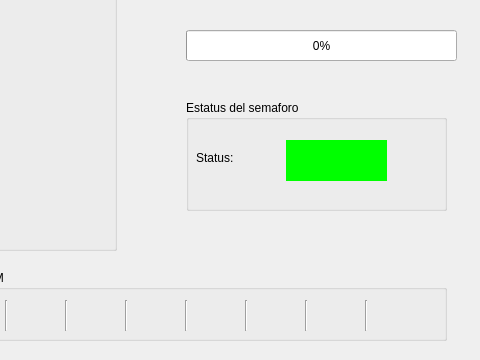
This is actividad_7/form.ui in NingunaPersona616/Acts-SEM-SO as Qt 5 draws it before an edit; both pictures show x 94 to 574 and y 120 to 480 of the 574 by 480 pixel window. The edited form follows.
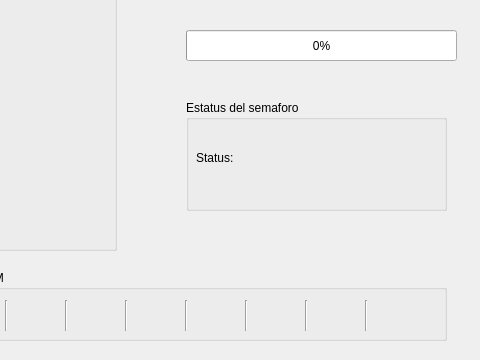
This is the edited form.

Patch:
```diff
--- a/actividad_7/form.ui
+++ b/actividad_7/form.ui
@@ -302,7 +302,7 @@
       </rect>
      </property>
      <property name="styleSheet">
-      <string notr="true">background-color: rgb(0, 255, 0);</string>
+      <string notr="true"/>
      </property>
      <property name="text">
       <string/>
```
